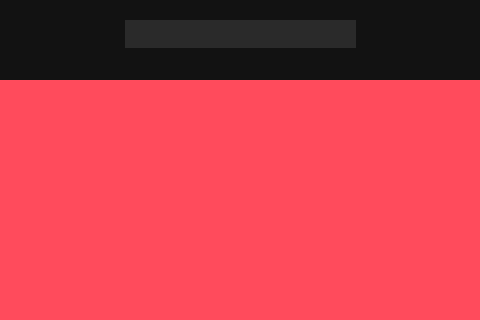
This is mainwindow.ui in DenOmelchuk31/Spotik as Qt 5 draws it before an edit; both pictures show x 425 to 905 and y 0 to 320 of the 1096 by 736 pixel window. The edited form follows.
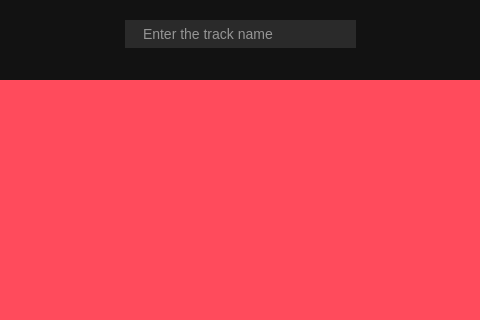
This is the edited form. Icons and pictures are not drawn.

Commit message: add search BIM BIM BAM BAM

Patch:
```diff
--- a/mainwindow.ui
+++ b/mainwindow.ui
@@ -853,6 +853,9 @@
      <property name="contextMenuPolicy">
       <enum>Qt::ContextMenuPolicy::CustomContextMenu</enum>
      </property>
+     <property name="placeholderText">
+       <string>Enter the track name</string>
+     </property>
      <property name="text">
       <string/>
      </property>
```
The commit also changes 2 other files.
